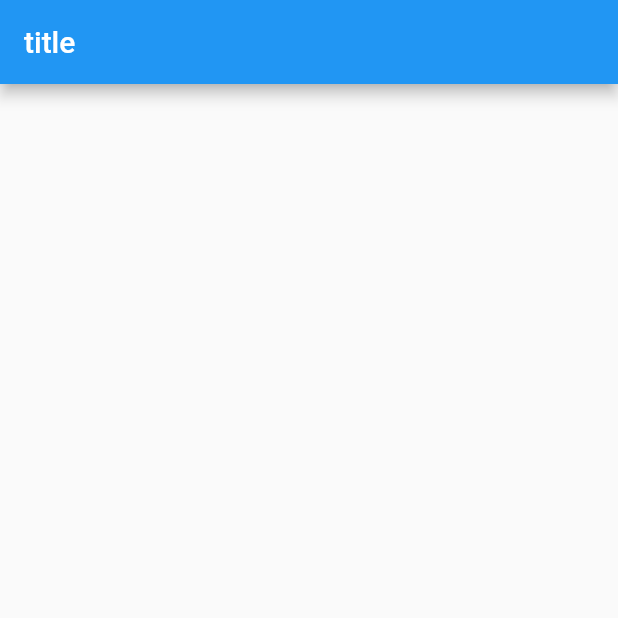
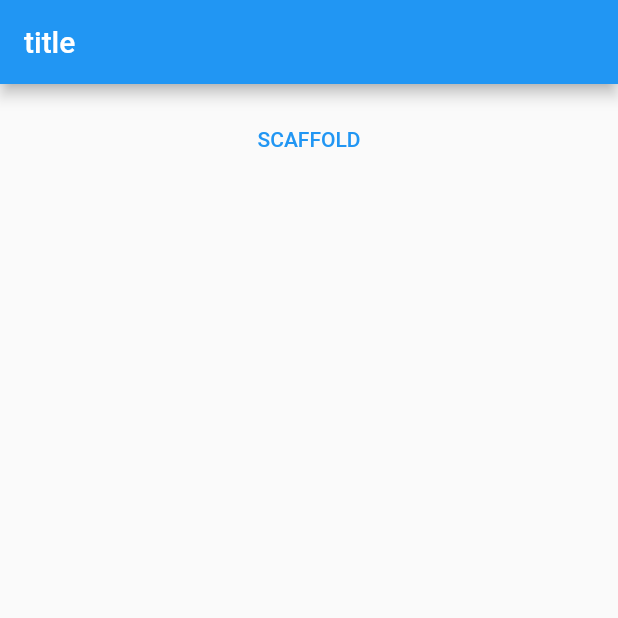
Before and after one commit to xwz1999/ansu_ui, a Flutter app: the screen it shows after launch, on a phone screen of 412 x 824 dp, the top half of it. Run offline on Flutter 3.47's test engine with Material 2 defaults, Android fonts, the phone set to English and light mode, and no system bars; our stand-ins replace flutter_screenutil, get.

Commit message:
add backButton,add Scaffold

```diff
--- a/example/lib/main.dart
+++ b/example/lib/main.dart
@@ -1,6 +1,9 @@
 import 'package:ansu_ui/ansu_ui.dart';
 import 'package:ansu_ui/buttons/as_button.dart';
 import 'package:flutter/material.dart';
+import 'package:get/get.dart';
+
+import 'example_scaffold.dart';
 
 void main() {
   runApp(MyApp());
@@ -9,12 +12,8 @@ void main() {
 class MyApp extends StatelessWidget {
   @override
   Widget build(BuildContext context) {
-    return MaterialApp(
+    return GetMaterialApp(
       title: 'Flutter Demo',
-      theme: ThemeData(
-        primarySwatch: Colors.blue,
-        visualDensity: VisualDensity.adaptivePlatformDensity,
-      ),
       home: _ScreenAdapter(),
     );
   }
@@ -24,7 +23,7 @@ class _ScreenAdapter extends StatelessWidget {
   @override
   Widget build(BuildContext context) {
     ScreenUtil.init(context,
-        designSize: Size(750, 1334), allowFontScaling: false);
+        designSize: Size(375, 812), allowFontScaling: false);
     return MyHomePage();
   }
 }
@@ -47,6 +46,11 @@ class _MyHomePageState extends State<MyHomePage> {
         children: [
           ASButton(),
           SizedBox(height: 12.w),
+          TextButton(
+              onPressed: () {
+                Get.to(ExampleScaffold());
+              },
+              child: Text('SCAFFOLD')),
         ],
       ),
     );
--- a/example/pubspec.yaml
+++ b/example/pubspec.yaml
@@ -30,6 +30,7 @@ dependencies:
   cupertino_icons: ^1.0.0
   ansu_ui:
     path: ../
+  get:
 
 dev_dependencies:
   flutter_test:
--- a/lib/ansu_ui.dart
+++ b/lib/ansu_ui.dart
@@ -1,4 +1,8 @@
 library ansu_ui;
 
 export 'buttons/as_button.dart';
+export 'scaffold/as_scaffold.dart';
+export 'styles/as_colors.dart';
+
+//`BOTTOM` is external lib
 export 'package:flutter_screenutil/flutter_screenutil.dart';
--- a/lib/buttons/as_button.dart
+++ b/lib/buttons/as_button.dart
@@ -3,6 +3,7 @@ import 'package:flutter/material.dart';
 ///安速按钮
 class ASButton extends StatefulWidget {
   ASButton({Key key}) : super(key: key);
+  ASButton.xxx({Key key}) : super(key: key);
 
   @override
   _ASButtonState createState() => _ASButtonState();
```
Also changed, not shown: example/lib/example_scaffold.dart (added, +18 -0 lines), lib/buttons/as_back_button.dart (added, +26 -0 lines), lib/scaffold/as_scaffold.dart (added, +55 -0 lines), lib/styles/as_colors.dart (added, +16 -0 lines), example/pubspec.lock, 1 other file.
